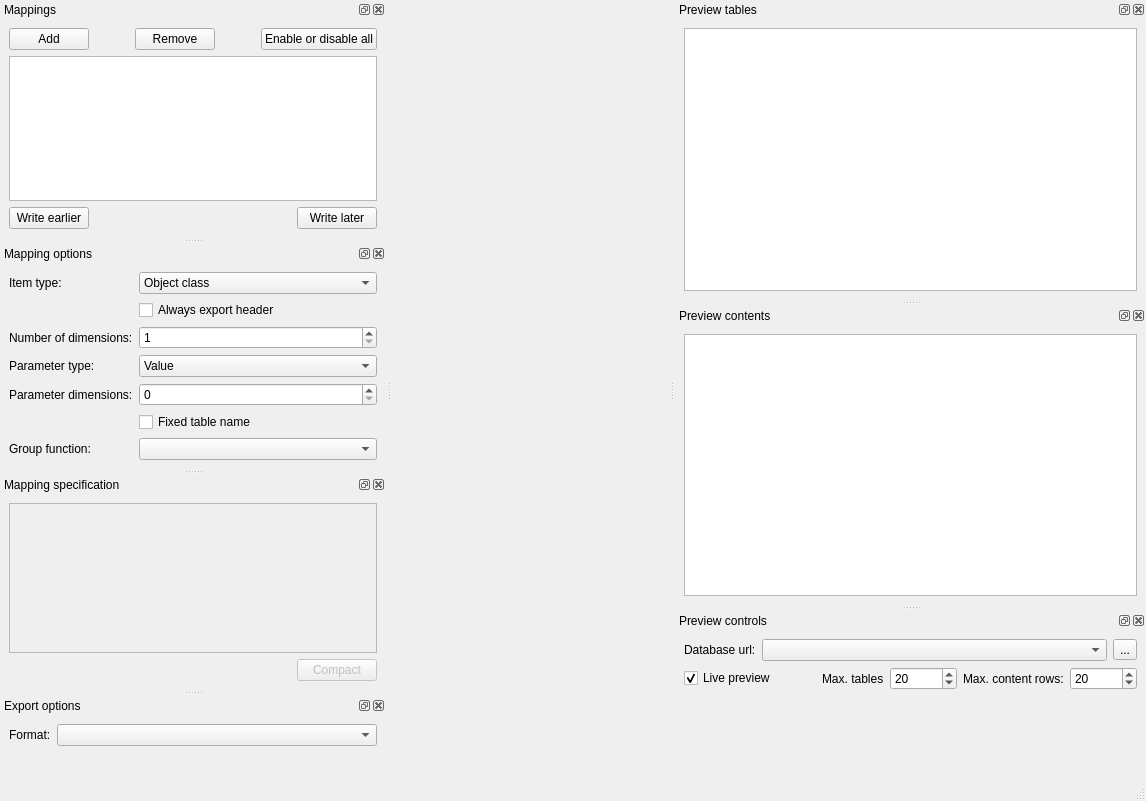
The window that spine_items/exporter/ui/specification_editor.ui (spine-tools/spine-items) describes before a commit, drawn with Qt 5.
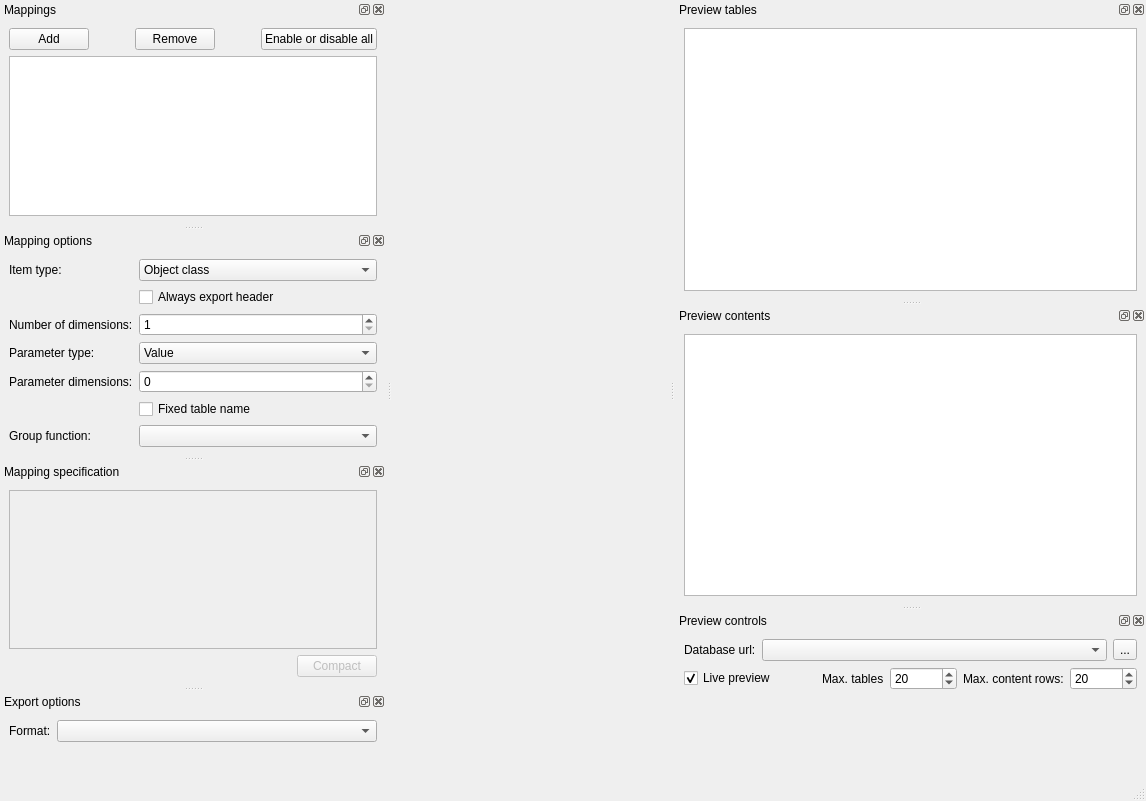
The same window after the commit. Icons and pictures are not drawn. Custom widgets are drawn as their Qt base class.

Commit message:
Exporter spec editor: define write order with drag and drop
Re Spine-project/Spine-Toolbox#1353

```diff
--- a/spine_items/exporter/ui/specification_editor.ui
+++ b/spine_items/exporter/ui/specification_editor.ui
@@ -113,37 +113,6 @@
        </attribute>
       </widget>
      </item>
-     <item>
-      <layout class="QHBoxLayout" name="horizontalLayout_6">
-       <item>
-        <widget class="QPushButton" name="write_earlier_button">
-         <property name="text">
-          <string>Write earlier</string>
-         </property>
-        </widget>
-       </item>
-       <item>
-        <spacer name="horizontalSpacer_4">
-         <property name="orientation">
-          <enum>Qt::Horizontal</enum>
-         </property>
-         <property name="sizeHint" stdset="0">
-          <size>
-           <width>40</width>
-           <height>20</height>
-          </size>
-         </property>
-        </spacer>
-       </item>
-       <item>
-        <widget class="QPushButton" name="write_later_button">
-         <property name="text">
-          <string>Write later</string>
-         </property>
-        </widget>
-       </item>
-      </layout>
-     </item>
     </layout>
    </widget>
   </widget>
@@ -619,6 +588,11 @@
    <extends>QComboBox</extends>
    <header>spinetoolbox/widgets/custom_combobox.h</header>
   </customwidget>
+  <customwidget>
+   <class>MappingsTableView</class>
+   <extends>QTableView</extends>
+   <header>spine_items/exporter/widgets/mappings_table_view.h</header>
+  </customwidget>
  </customwidgets>
  <resources>
   <include location="../../ui/resources/resources_icons.qrc"/>
```
Left out of the diff: 13 changed lines with no effect on the pictures. The commit also changes 5 other files.
